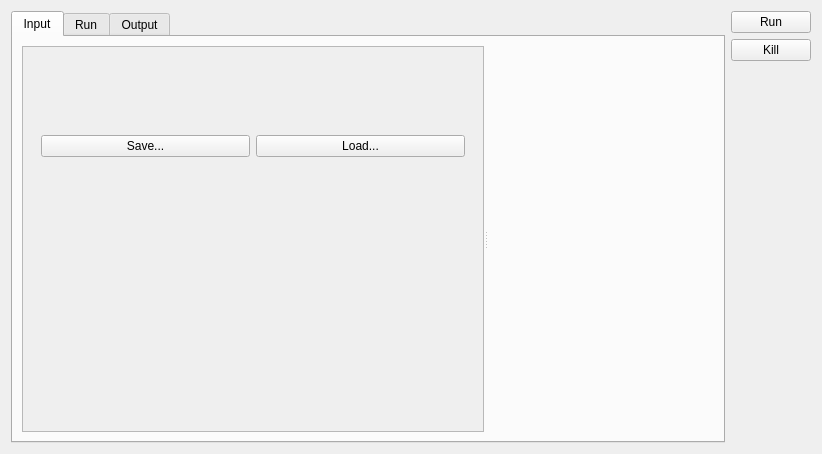
Old version of the form src/workbench/analysisform.ui in the repository hkroeger/insightcae.
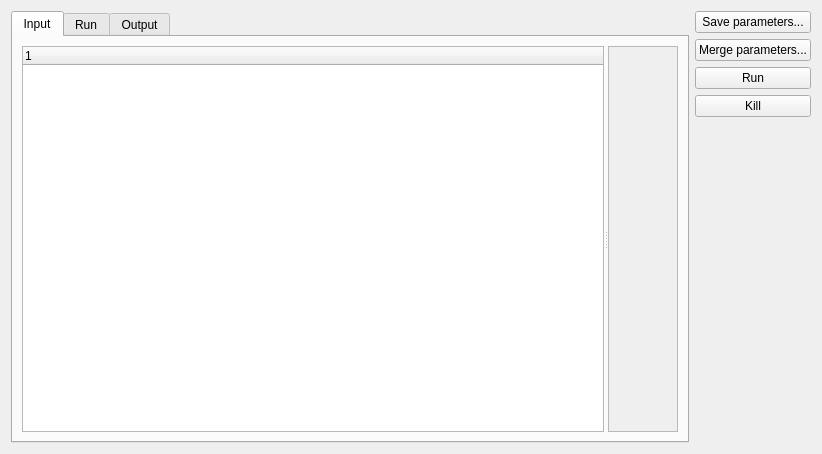
New version of the form.

Commit message: workbench design changed into tree view, not yet extensively tested

Patch:
```diff
--- a/src/workbench/analysisform.ui
+++ b/src/workbench/analysisform.ui
@@ -20,12 +20,31 @@
       <attribute name="title">
        <string>Input</string>
       </attribute>
-      <layout class="QVBoxLayout" name="verticalLayout_2">
+      <layout class="QHBoxLayout" name="horizontalLayout_4">
        <item>
         <widget class="QSplitter" name="splitter">
+         <property name="sizePolicy">
+          <sizepolicy hsizetype="Minimum" vsizetype="Preferred">
+           <horstretch>0</horstretch>
+           <verstretch>0</verstretch>
+          </sizepolicy>
+         </property>
          <property name="orientation">
           <enum>Qt::Horizontal</enum>
          </property>
+         <widget class="QTreeWidget" name="ptree">
+          <property name="sizePolicy">
+           <sizepolicy hsizetype="Preferred" vsizetype="Preferred">
+            <horstretch>0</horstretch>
+            <verstretch>0</verstretch>
+           </sizepolicy>
+          </property>
+          <column>
+           <property name="text">
+            <string notr="true">1</string>
+           </property>
+          </column>
+         </widget>
          <widget class="QScrollArea" name="scrollArea">
           <property name="widgetResizable">
            <bool>true</bool>
@@ -35,38 +54,24 @@
             <rect>
              <x>0</x>
              <y>0</y>
-             <width>449</width>
-             <height>402</height>
+             <width>83</width>
+             <height>384</height>
             </rect>
            </property>
            <layout class="QVBoxLayout" name="verticalLayout_4">
             <item>
-             <widget class="QWidget" name="widget_2" native="true">
-              <layout class="QHBoxLayout" name="horizontalLayout_2">
-               <item>
-                <widget class="QPushButton" name="saveParamBtn">
-                 <property name="text">
-                  <string>Save...</string>
-                 </property>
-                </widget>
-               </item>
-               <item>
-                <widget class="QPushButton" name="loadParamBtn">
-                 <property name="text">
-                  <string>Load...</string>
-                 </property>
-                </widget>
-               </item>
-              </layout>
+             <widget class="QWidget" name="inputContents" native="true">
+              <property name="sizePolicy">
+               <sizepolicy hsizetype="Expanding" vsizetype="Expanding">
+                <horstretch>0</horstretch>
+                <verstretch>0</verstretch>
+               </sizepolicy>
+              </property>
              </widget>
             </item>
-            <item>
-             <widget class="QWidget" name="inputContents" native="true"/>
-            </item>
            </layout>
           </widget>
          </widget>
-         <widget class="QWidget" name="widget" native="true"/>
         </widget>
        </item>
       </layout>
@@ -118,6 +123,20 @@
    </item>
    <item>
     <layout class="QVBoxLayout" name="verticalLayout">
+     <item>
+      <widget class="QPushButton" name="saveParamBtn">
+       <property name="text">
+        <string>Save parameters...</string>
+       </property>
+      </widget>
+     </item>
+     <item>
+      <widget class="QPushButton" name="loadParamBtn">
+       <property name="text">
+        <string>Merge parameters...</string>
+       </property>
+      </widget>
+     </item>
      <item>
       <widget class="QPushButton" name="runBtn">
        <property name="text">
```
Left out of the diff: 4 changed lines with no effect on the pictures. The commit also changes 4 other files.
